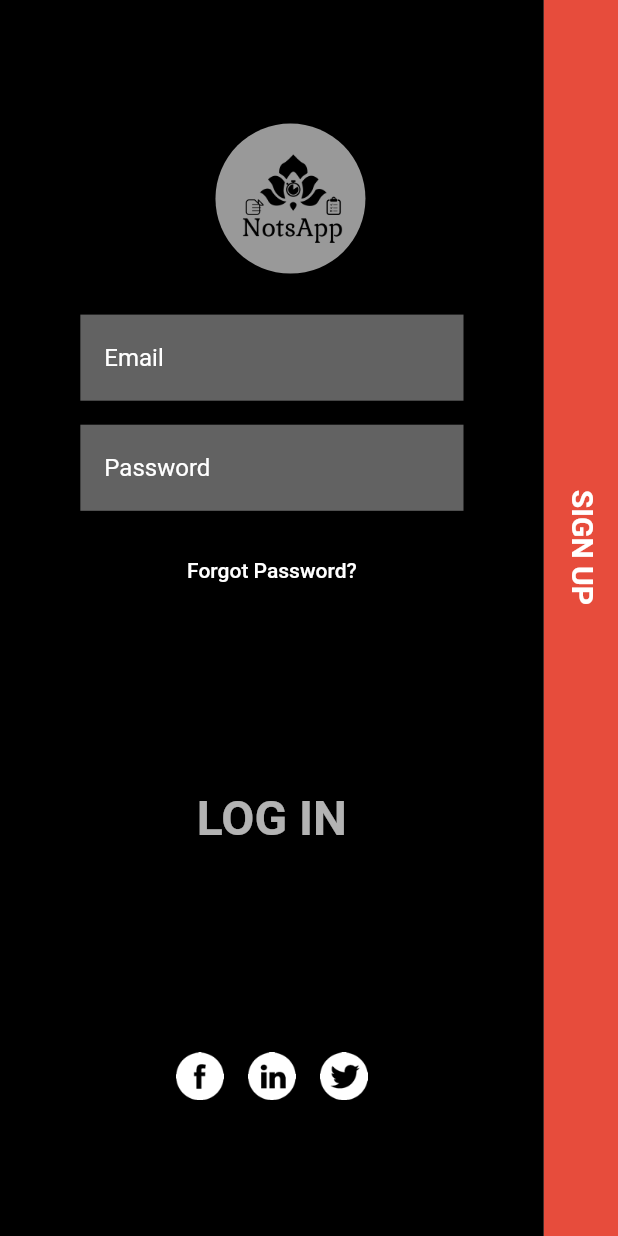
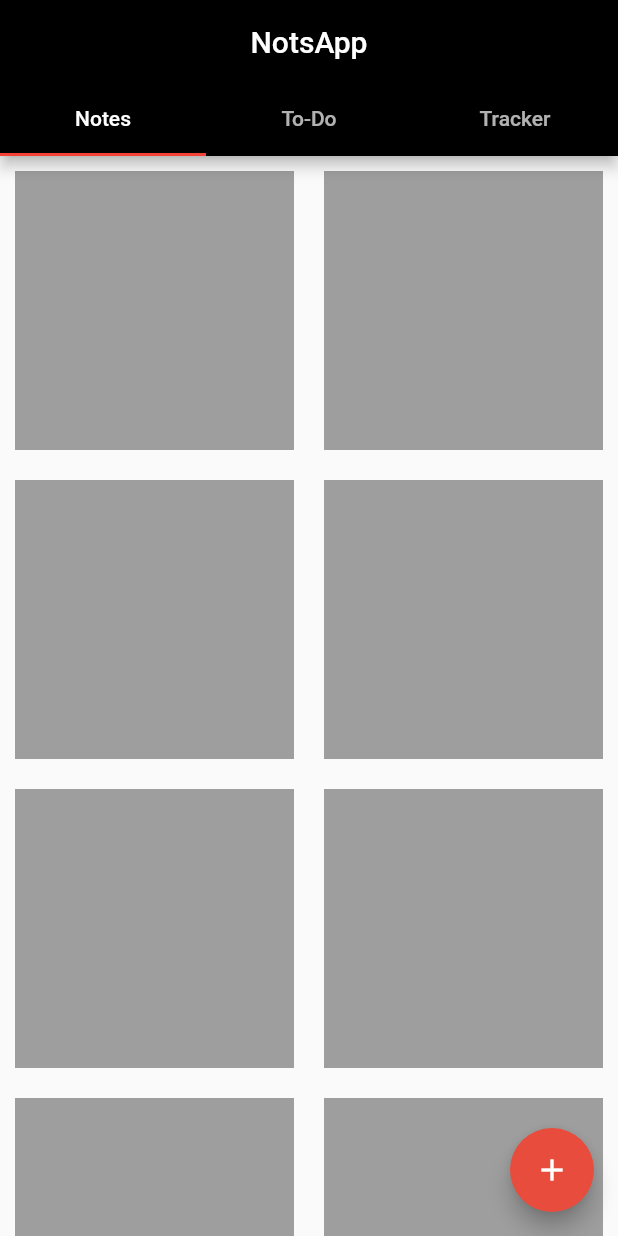
Before and after one commit to taydinadnan/animated-login-page, a Flutter app: the screen it shows after launch, on a phone screen of 412 x 824 dp. Run offline on Flutter 3.47's test engine with Material 2 defaults, Android fonts, the phone set to English and light mode, and no system bars.

Commit message:
Tabs added, notes screen added

```diff
--- a/lib/constants.dart
+++ b/lib/constants.dart
@@ -2,6 +2,7 @@ import 'package:flutter/material.dart';
 
 const Color login_bg = Color.fromRGBO(0, 0, 0, 90);
 const Color signup_bg = Color.fromRGBO(231, 76, 60, 1);
+const Color bgColor = Colors.white70;
 
 const double defpaultPadding = 16;
 const Duration defaultDuration = Duration(milliseconds: 300);
--- a/lib/main.dart
+++ b/lib/main.dart
@@ -1,6 +1,7 @@
+import 'package:ani_loginapp/screens/auth_screen.dart';
+import 'package:ani_loginapp/screens/home_screen.dart';
 import 'package:flutter/material.dart';
 
-import 'auth_screen.dart';
 import 'constants.dart';
 
 void main() {
@@ -13,8 +14,10 @@ class MyApp extends StatelessWidget {
     return MaterialApp(
       debugShowCheckedModeBanner: false,
       title: "Flutter Animation",
+      themeMode: ThemeMode.system,
       theme: ThemeData(
-        primarySwatch: Colors.blue,
+        brightness: Brightness.light,
+        primarySwatch: Colors.red,
         inputDecorationTheme: InputDecorationTheme(
           filled: true,
           fillColor: Colors.white38,
@@ -26,7 +29,7 @@ class MyApp extends StatelessWidget {
           ),
         ),
       ),
-      home: AuthScreen(),
+      home: HomeScreen(),
     );
   }
 }
--- a/lib/auth_screen.dart
+++ b/lib/screens/auth_screen.dart
@@ -1,9 +1,8 @@
 import 'dart:math';
 
 import 'package:flutter/material.dart';
-import 'package:flutter_svg/svg.dart';
 
-import './constants.dart';
+import '../constants.dart';
 import '/widgets/login_form.dart';
 import '/widgets/sign_up_form.dart';
 import '/widgets/social_buttons.dart';
--- /dev/null
+++ b/lib/screens/home_screen.dart
@@ -0,0 +1,54 @@
+import 'package:ani_loginapp/constants.dart';
+import 'package:ani_loginapp/screens/notes_screen.dart';
+import 'package:flutter/material.dart';
+
+class HomeScreen extends StatefulWidget {
+  @override
+  _HomeScreenState createState() => _HomeScreenState();
+}
+
+class _HomeScreenState extends State<HomeScreen>
+    with SingleTickerProviderStateMixin {
+  late TabController controller;
+
+  @override
+  void initState() {
+    super.initState();
+
+    controller = TabController(length: 3, vsync: this);
+    controller.addListener(() {
+      setState(() {});
+    });
+  }
+
+  @override
+  void dispose() {
+    controller.dispose();
+    super.dispose();
+  }
+
+  @override
+  Widget build(BuildContext context) => Scaffold(
+        appBar: AppBar(
+          backgroundColor: login_bg,
+          title: Text('NotsApp'),
+          centerTitle: true,
+          bottom: TabBar(
+            controller: controller,
+            tabs: [
+              Tab(text: 'Notes'),
+              Tab(text: 'To-Do'),
+              Tab(text: 'Tracker'),
+            ],
+          ),
+        ),
+        body: TabBarView(
+          controller: controller,
+          children: [
+            Center(child: NotesScreen()),
+            Center(child: Text('To-Do')),
+            Center(child: Text('Tracker')),
+          ],
+        ),
+      );
+}
--- /dev/null
+++ b/lib/screens/notes_screen.dart
@@ -0,0 +1,33 @@
+import 'package:ani_loginapp/constants.dart';
+import 'package:ani_loginapp/widgets/add_note_file.dart';
+import 'package:flutter/material.dart';
+
+class NotesScreen extends StatelessWidget {
+  @override
+  Widget build(BuildContext context) {
+    return Scaffold(
+        floatingActionButton: FloatingActionButton(
+          backgroundColor: signup_bg,
+          child: Icon(Icons.add),
+          onPressed: () {
+            Navigator.push(
+              context,
+              MaterialPageRoute(
+                builder: (_) => AddNote(),
+              ),
+            );
+          },
+        ),
+        body: GridView.builder(
+            gridDelegate:
+                SliverGridDelegateWithFixedCrossAxisCount(crossAxisCount: 2),
+            itemCount: 10,
+            itemBuilder: (_, index) {
+              return Container(
+                margin: EdgeInsets.all(10),
+                height: 150,
+                color: Colors.grey,
+              );
+            }));
+  }
+}
```
Also changed, not shown: lib/widgets/add_note_file.dart (added, +40 -0 lines), lib/widgets/note_model.dart (added, +31 -0 lines), lib/widgets/edit_note.dart (added).
